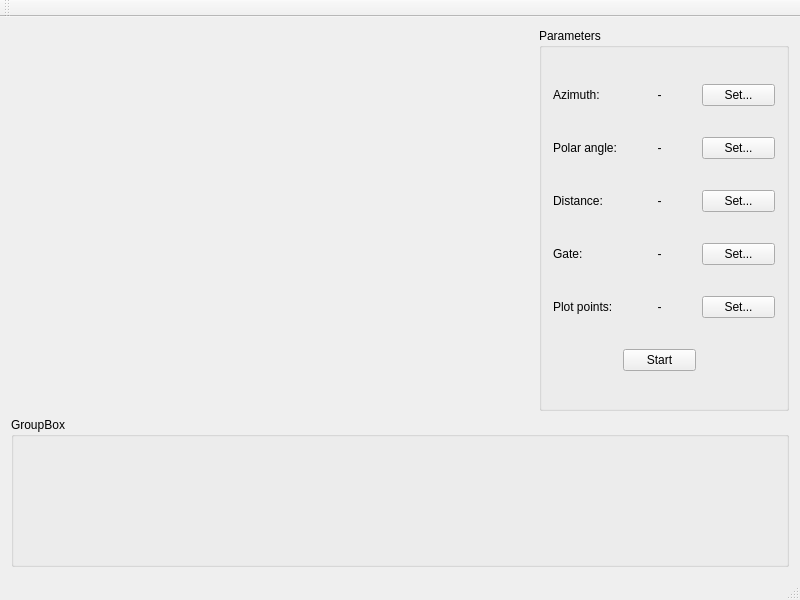
Before: the Qt Designer form GUI/mainwindow.ui in DaniloBorquez/Hodoscope-Manager-GUI, drawn with Qt 5.
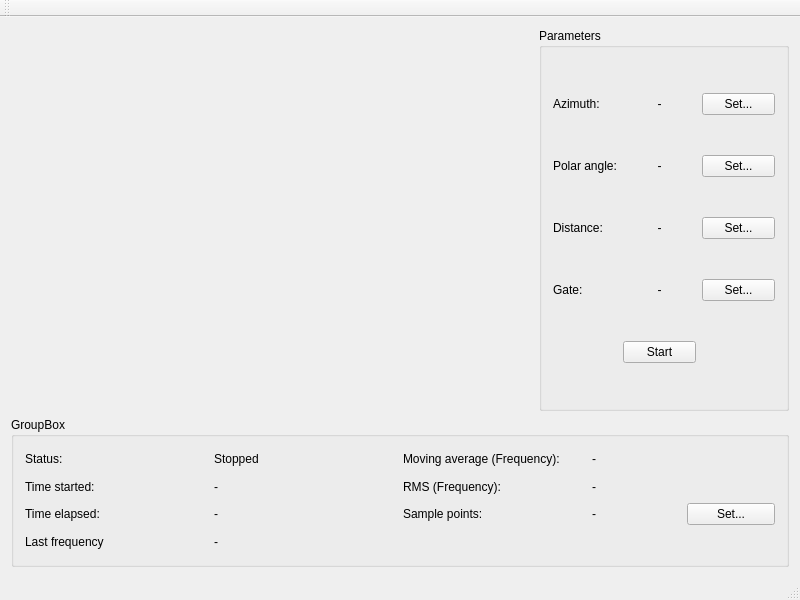
After: the same form once the commit is applied. Custom widgets are drawn as their Qt base class.

Commit message: Added information to GUI: Time started/elapsed, status.

Diff of the .ui file:
```diff
--- a/GUI/mainwindow.ui
+++ b/GUI/mainwindow.ui
@@ -104,16 +104,6 @@
            </property>
           </widget>
          </item>
-         <item row="5" column="1">
-          <widget class="QLabel" name="labelPlotPoints">
-           <property name="text">
-            <string>-</string>
-           </property>
-           <property name="alignment">
-            <set>Qt::AlignCenter</set>
-           </property>
-          </widget>
-         </item>
          <item row="3" column="2">
           <widget class="QPushButton" name="pushButtonGate">
            <property name="text">
@@ -152,20 +142,6 @@
            </property>
           </widget>
          </item>
-         <item row="5" column="2">
-          <widget class="QPushButton" name="pushButtonPlotPoints">
-           <property name="text">
-            <string>Set...</string>
-           </property>
-          </widget>
-         </item>
-         <item row="5" column="0">
-          <widget class="QLabel" name="label_9">
-           <property name="text">
-            <string>Plot points:</string>
-           </property>
-          </widget>
-         </item>
          <item row="6" column="1">
           <widget class="QPushButton" name="pushButtonStart">
            <property name="text">
@@ -189,6 +165,120 @@
       <property name="title">
        <string>GroupBox</string>
       </property>
+      <layout class="QGridLayout" name="gridLayout_2">
+       <item row="0" column="2">
+        <widget class="QLabel" name="label_4">
+         <property name="text">
+          <string>Moving average (Frequency):</string>
+         </property>
+        </widget>
+       </item>
+       <item row="0" column="0">
+        <widget class="QLabel" name="label_2">
+         <property name="text">
+          <string>Status:</string>
+         </property>
+        </widget>
+       </item>
+       <item row="2" column="0">
+        <widget class="QLabel" name="label_8">
+         <property name="text">
+          <string>Time elapsed:</string>
+         </property>
+        </widget>
+       </item>
+       <item row="1" column="0">
+        <widget class="QLabel" name="label_6">
+         <property name="text">
+          <string>Time started:</string>
+         </property>
+        </widget>
+       </item>
+       <item row="3" column="0">
+        <widget class="QLabel" name="label_10">
+         <property name="text">
+          <string>Last frequency</string>
+         </property>
+        </widget>
+       </item>
+       <item row="1" column="2">
+        <widget class="QLabel" name="label_11">
+         <property name="text">
+          <string>RMS (Frequency):</string>
+         </property>
+        </widget>
+       </item>
+       <item row="2" column="3">
+        <layout class="QHBoxLayout" name="horizontalLayout_2">
+         <item>
+          <widget class="QLabel" name="labelPlotPoints">
+           <property name="text">
+            <string>-</string>
+           </property>
+           <property name="alignment">
+            <set>Qt::AlignLeading|Qt::AlignLeft|Qt::AlignVCenter</set>
+           </property>
+          </widget>
+         </item>
+         <item>
+          <widget class="QPushButton" name="pushButtonPlotPoints">
+           <property name="text">
+            <string>Set...</string>
+           </property>
+          </widget>
+         </item>
+        </layout>
+       </item>
+       <item row="2" column="2">
+        <widget class="QLabel" name="label_9">
+         <property name="text">
+          <string>Sample points:</string>
+         </property>
+        </widget>
+       </item>
+       <item row="0" column="1">
+        <widget class="QLabel" name="labelStatus">
+         <property name="text">
+          <string>Stopped</string>
+         </property>
+        </widget>
+       </item>
+       <item row="1" column="1">
+        <widget class="QLabel" name="labelTimeStarted">
+         <property name="text">
+          <string>-</string>
+         </property>
+        </widget>
+       </item>
+       <item row="2" column="1">
+        <widget class="QLabel" name="labelTimeElapsed">
+         <property name="text">
+          <string>-</string>
+         </property>
+        </widget>
+       </item>
+       <item row="3" column="1">
+        <widget class="QLabel" name="labelLastFrequency">
+         <property name="text">
+          <string>-</string>
+         </property>
+        </widget>
+       </item>
+       <item row="1" column="3">
+        <widget class="QLabel" name="labelRMS">
+         <property name="text">
+          <string>-</string>
+         </property>
+        </widget>
+       </item>
+       <item row="0" column="3">
+        <widget class="QLabel" name="labelAverage">
+         <property name="text">
+          <string>-</string>
+         </property>
+        </widget>
+       </item>
+      </layout>
      </widget>
     </item>
    </layout>
```
Left out of the diff: 4 changed lines with no effect on the pictures. The commit also changes 2 other files.
